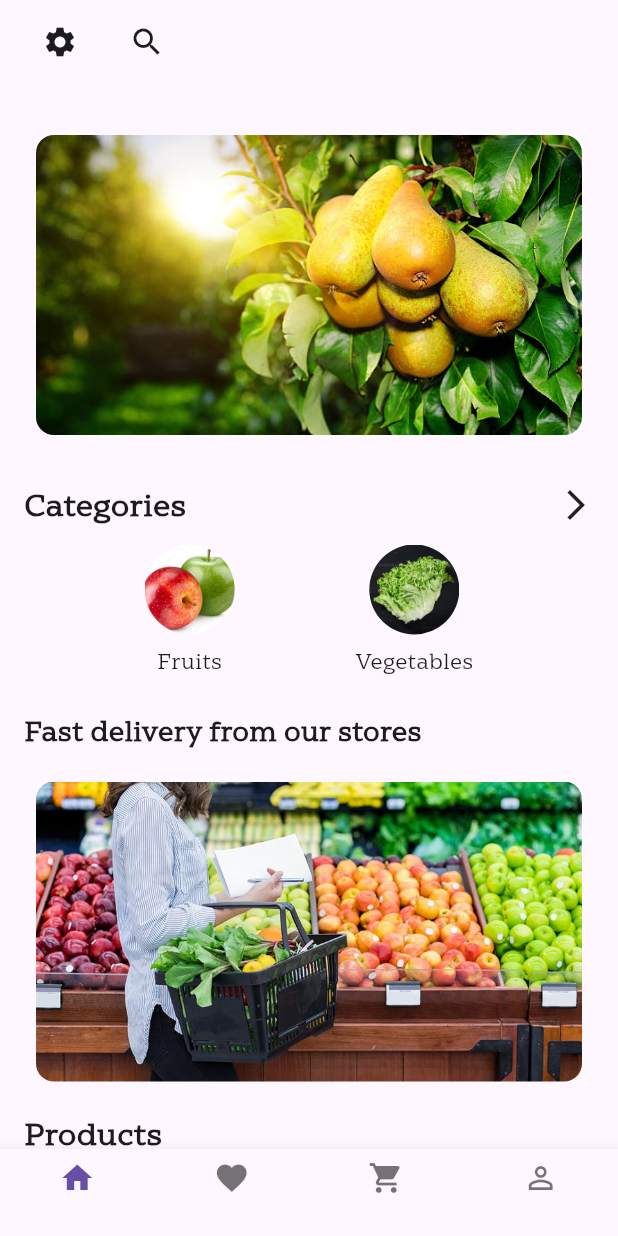
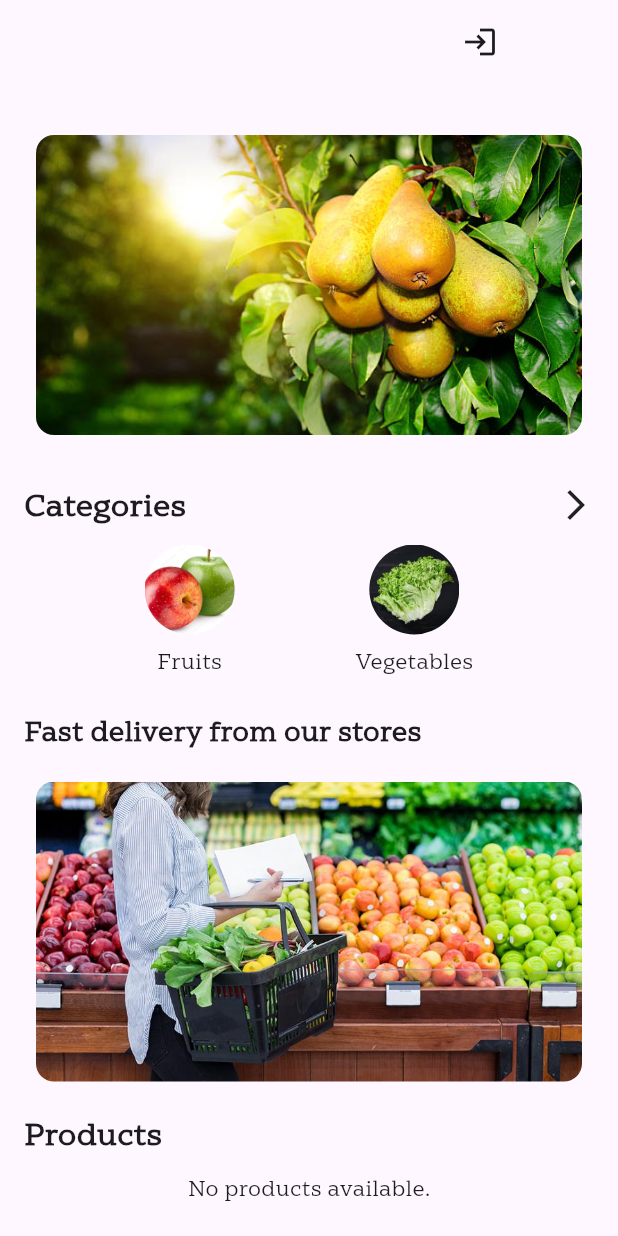
Before and after one commit to mert-karacavusoglu/CS310-Spring-2025-Project-Group-29, a Flutter app: the HomeScreen screen opened by its route, on a phone screen of 412 x 824 dp. Run offline on Flutter 3.47's test engine with Material 3 defaults, Android fonts, the phone set to English and light mode, and no system bars; our stand-ins replace cloud_firestore, firebase_auth, firebase_core; accounts and stored records are empty.

Commit message:
Add files via upload

```diff
--- a/lib/routes/home.dart
+++ b/lib/routes/home.dart
@@ -3,6 +3,8 @@ import 'package:shopping_app/util/colors.dart';
 import 'package:firebase_auth/firebase_auth.dart';
 import 'package:cloud_firestore/cloud_firestore.dart';
 import 'package:shopping_app/model/product.dart';
+import 'package:shopping_app/model/auth_provider.dart';
+import 'package:provider/provider.dart';
 
 
 
@@ -27,21 +29,28 @@ class _HomeScreenState extends State<HomeScreen> {
         automaticallyImplyLeading: false,
         title: Row(
           mainAxisSize: MainAxisSize.min,
-          children: [
-            IconButton(
+          children: <Widget>[
+            Provider.of<AuthInfoProvider>(context, listen:false).authState ? IconButton(
               icon: Icon(Icons.settings),
               onPressed: () {
                 Navigator.pushNamed(context, '/settings');
               },
+            ) : SizedBox(
+              width: 10,
             ),
-            SizedBox(width: 10),
-            IconButton(
+            Provider.of<AuthInfoProvider>(context, listen:false).authState ? SizedBox(width: 10) : SizedBox(width: 270),
+            Provider.of<AuthInfoProvider>(context, listen:false).authState ? IconButton(
               icon: Icon(Icons.search),
               onPressed: () {
                 Navigator.pushNamed(context, '/search');
               },
+            ) : IconButton(
+              icon: Icon(Icons.login),
+              onPressed: () {
+                Navigator.pushNamed(context, '/login');
+              } ,
             ),
-          ],
+          ]
         ),
       ),
       body: SafeArea(
@@ -191,15 +200,13 @@ class _HomeScreenState extends State<HomeScreen> {
           ),
         ),
       ),
-      bottomNavigationBar: BottomNavigationBar(
+      bottomNavigationBar: Provider.of<AuthInfoProvider>(context, listen:false).authState ? BottomNavigationBar(
         currentIndex: 0,
         type: BottomNavigationBarType.fixed,
         onTap: (index) {
           final routes = ['/', '/wishlist', '/cart', '/userProfile'];
           if (index != 0) {
-            if (index < routes.length) {
-              Navigator.pushNamed(context, routes[index]);
-            }
+            Navigator.pushNamed(context, routes[index]);
           }
         },
         items: const [
@@ -208,7 +215,7 @@ class _HomeScreenState extends State<HomeScreen> {
           BottomNavigationBarItem(icon: Icon(Icons.shopping_cart), label: ''),
           BottomNavigationBarItem(icon: Icon(Icons.person_outline), label: ''),
         ],
-      ),
+      ) : SizedBox(height: 0),
     );
   }
 }
--- a/lib/routes/login.dart
+++ b/lib/routes/login.dart
@@ -2,6 +2,8 @@ import 'package:flutter/material.dart';
 import 'package:shopping_app/util/colors.dart';
 import 'package:shopping_app/util/pads.dart';
 import 'package:firebase_auth/firebase_auth.dart';
+import 'package:shopping_app/model/auth_provider.dart';
+import 'package:provider/provider.dart';
 
 
 class Login extends StatefulWidget {
@@ -27,6 +29,7 @@ class _LoginState extends State<Login> {
         password: passwordController.text.trim(),
       );
       if (mounted) {
+        Provider.of<AuthInfoProvider>(context, listen : false).setAuth(true);
         Navigator.pushReplacementNamed(context, '/home');
       }
     } on FirebaseAuthException catch (error) {
@@ -61,6 +64,7 @@ class _LoginState extends State<Login> {
         password: passwordController.text.trim(),
       );
       if (mounted) {
+        Provider.of<AuthInfoProvider>(context, listen : false).setAuth(true);
         Navigator.pushReplacementNamed(context, '/home');
       }
     } on FirebaseAuthException catch (error) {
--- a/lib/routes/splash.dart
+++ b/lib/routes/splash.dart
@@ -29,7 +29,7 @@ class SplashScreen extends StatelessWidget {
                 width: double.infinity,
                 child: ElevatedButton(
                   onPressed: () {
-                    Navigator.pushReplacementNamed(context, '/login');
+                    Navigator.pushReplacementNamed(context, '/home');
                   },
                   style: ElevatedButton.styleFrom(
                     backgroundColor: Colors.black,
```
Also changed, not shown: lib/routes/userprofile.dart (+7 -2 lines).
